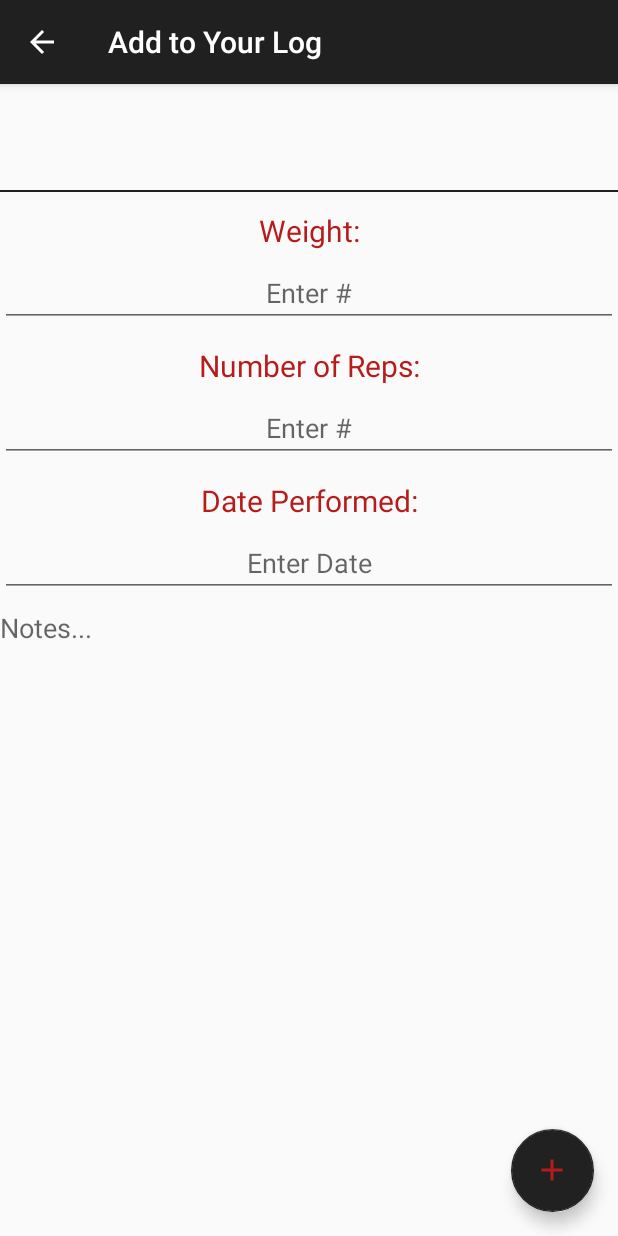
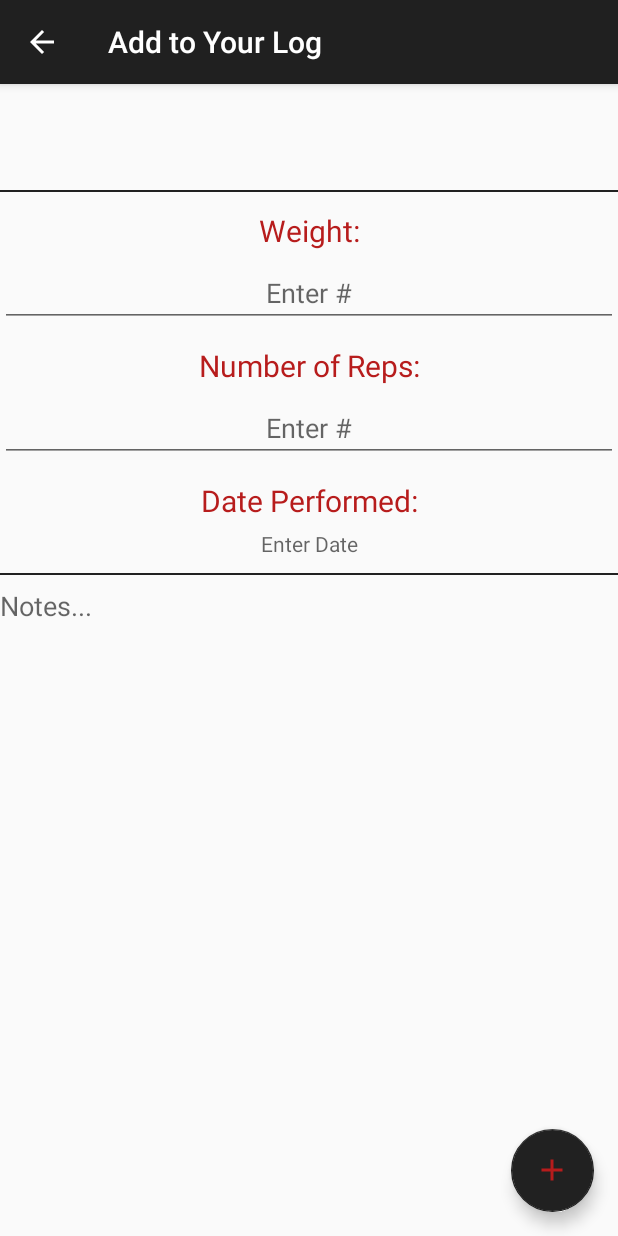
Before and after one commit to makchamp/FitnessExerciseLogger, an Android app: the Stats screen opened directly, with no data from a screen before it, on a phone screen of 412 x 824 dp. Run offline under Robolectric (Android 15) with nearby library versions, the phone set to English and light mode, and no system bars.

Commit message:
date dialogue

```diff
--- a/app/src/main/java/makchamp/workoutlog/Stats.java
+++ b/app/src/main/java/makchamp/workoutlog/Stats.java
@@ -1,5 +1,6 @@
 package makchamp.workoutlog;
 
+import android.app.DatePickerDialog;
 import android.content.Intent;
 import android.os.Bundle;
 import android.support.design.widget.FloatingActionButton;
@@ -7,21 +8,24 @@ import android.support.v7.app.AppCompatActivity;
 import android.support.v7.widget.Toolbar;
 import android.view.Gravity;
 import android.view.View;
+import android.widget.DatePicker;
 import android.widget.EditText;
 import android.widget.TextView;
 import android.widget.Toast;
 
 import java.util.ArrayList;
 import java.util.Arrays;
-import java.util.Date;
-
+import java.util.Calendar;
 
 
 public class Stats extends AppCompatActivity {
 
     private boolean fromLog;
-    String name;
-    String[] category;
+    private String name;
+    private String[] category;
+    private DatePickerDialog.OnDateSetListener dateSetListener;
+    private String date;
+    private TextView dateText;
 
     @Override
     protected void onCreate(Bundle savedInstanceState) {
@@ -32,7 +36,10 @@ public class Stats extends AppCompatActivity {
         getSupportActionBar().setTitle("Add to Your Log");
 
 
+
         fromLog = getIntent().getBooleanExtra("fromLog", false);
+
+
 
          TextView exerciseName = findViewById(R.id.exerciseNameStats);
         if (!fromLog && addToLog.temp != null) {
@@ -50,6 +57,38 @@ public class Stats extends AppCompatActivity {
 
         fromLog = false;
 
+        dateText = (TextView) findViewById(R.id.date_value);
+
+
+
+        dateText.setOnClickListener(new View.OnClickListener() {
+            @Override
+            public void onClick(View view) {
+                Calendar calendar = Calendar.getInstance();
+                int day = calendar.get(Calendar.DAY_OF_MONTH);
+                int month = calendar.get(Calendar.MONTH);
+                int year = calendar.get(Calendar.YEAR);
+
+
+                DatePickerDialog datePickerDialog = new DatePickerDialog(Stats.this, android.R.style.Theme_DeviceDefault_Dialog_MinWidth, dateSetListener, year, month, day);
+
+                datePickerDialog.show();
+
+            }
+        });
+
+        dateSetListener = new DatePickerDialog.OnDateSetListener() {
+            @Override
+            public void onDateSet(DatePicker datePicker, int y, int m, int d) {
+                m = m +1;
+                date =  (m + "/" + d + "/" + y);
+                dateText.setText(date);
+
+
+            }
+        };
+
+
         FloatingActionButton fab = (FloatingActionButton) findViewById(R.id.fab);
         fab.setOnClickListener(new View.OnClickListener() {
 
@@ -57,10 +96,10 @@ public class Stats extends AppCompatActivity {
             double weight;
             EditText repsText = (EditText) findViewById(R.id.reps_value);
             int reps;
-            EditText dateText = (EditText) findViewById(R.id.date_value);
-            Date date;
+
             EditText notesText = (EditText) findViewById(R.id.noteBox);
             String notes;
+
 
 
             @Override
@@ -87,7 +126,7 @@ public class Stats extends AppCompatActivity {
                 }
 
 
-                Exercise exerciseToLog = new Exercise(name, category, null, weight, reps, notes, false);
+                Exercise exerciseToLog = new Exercise(name, category, date, weight, reps, notes, false);
                 LogBox  logBoxToLog =  new LogBox(name, category, new ArrayList<Exercise>(Arrays.asList(exerciseToLog)));
                 LogBox lb = new LogBox();
 
--- a/app/src/main/res/layout/content_stats.xml
+++ b/app/src/main/res/layout/content_stats.xml
@@ -85,7 +85,7 @@
         android:maxLines="1"/>
 
 
-    <EditText
+    <TextView
         android:id="@+id/date_value"
         android:layout_width="match_parent"
         android:layout_height="wrap_content"
@@ -96,7 +96,11 @@
         android:inputType="date"
         android:imeOptions="actionDone"
         />
-
+    <View
+        android:layout_width="match_parent"
+        android:layout_height="1dp"
+        android:layout_marginTop="10dp"
+        android:background="#212121" />
 
         <android.support.design.widget.TextInputLayout
             android:layout_width="match_parent"
```
Also changed, not shown: app/src/main/java/makchamp/workoutlog/Adapter3.java (+29 -31 lines), app/src/main/java/makchamp/workoutlog/Exercise.java (+6 -5 lines), app/src/main/res/layout/history_box.xml (+7 -8 lines), app/src/main/res/menu/history_card_menu.xml (+4 -6 lines).
